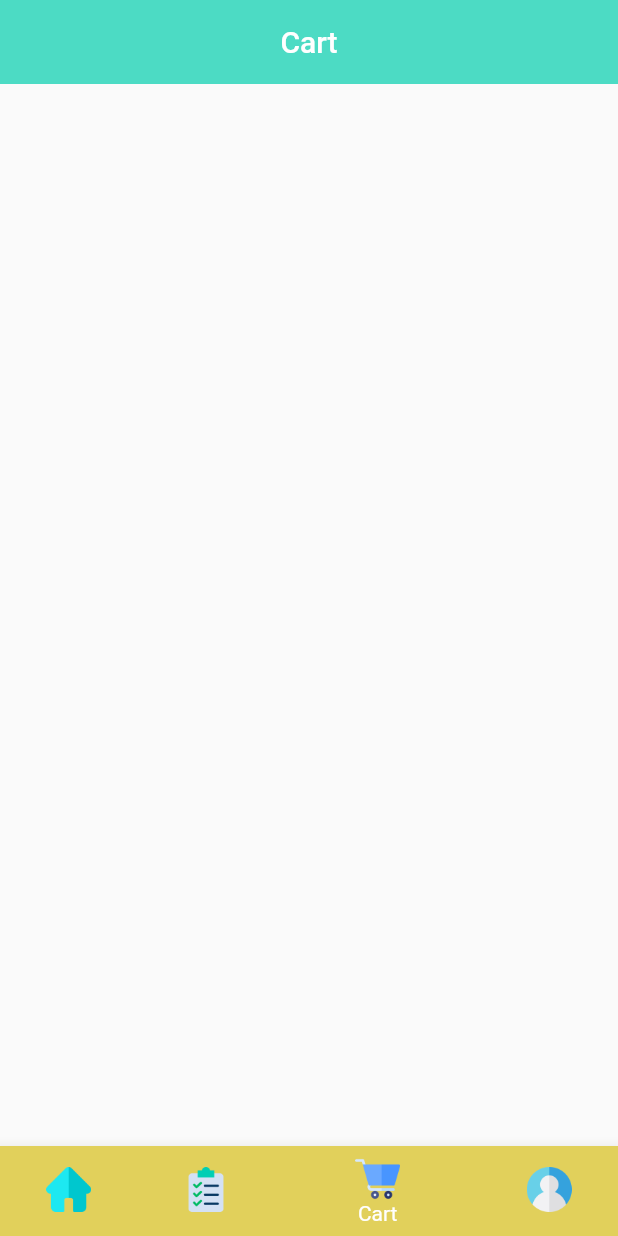
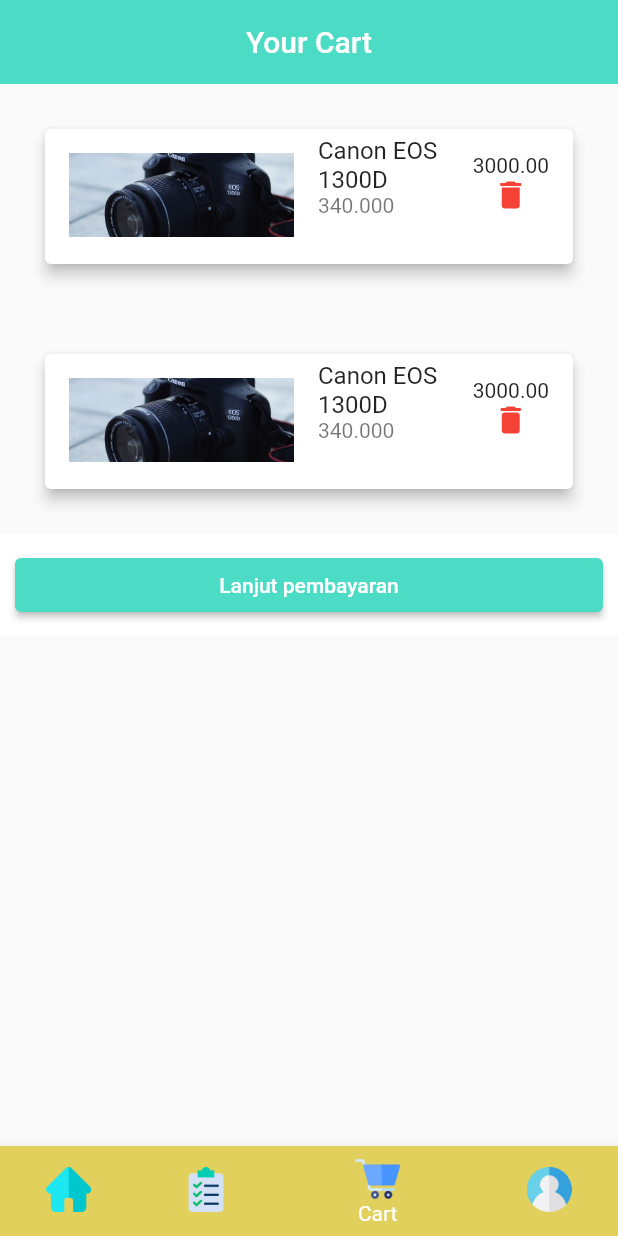
Before and after one commit to dinggasukapaus/shutter_cam, a Flutter app: the screen it shows after launch, item 3 of the bottom bar chosen, on a phone screen of 412 x 824 dp. Run offline on Flutter 3.47's test engine with Material 2 defaults, Android fonts, the phone set to English and light mode, and no system bars.

```diff
--- a/lib/main_page/cart.dart
+++ b/lib/main_page/cart.dart
@@ -1,4 +1,5 @@
 import 'package:flutter/material.dart';
+import 'package:shutter_cam/main_page/profile.dart';
 
 class Cart extends StatefulWidget {
   const Cart({Key? key}) : super(key: key);
@@ -8,6 +9,7 @@
 }
 
 class _CartState extends State<Cart> {
+  bool? value = false;
   @override
   Widget build(BuildContext context) {
     return Scaffold(
@@ -16,7 +18,114 @@
         elevation: 0.0,
         shadowColor: Colors.transparent,
         backgroundColor: Color.fromRGBO(76, 219, 196, 1),
-        title: Text("Cart"),
+        title: Text("Your Cart"),
+      ),
+      body: ListView(
+        children: <Widget>[
+          SizedBox(
+            height: 150.0,
+            width: 100.0,
+            child: Card(
+              semanticContainer: true,
+              clipBehavior: Clip.antiAliasWithSaveLayer,
+              margin: EdgeInsets.all(30),
+              elevation: 4,
+              child: ListTile(
+                isThreeLine: true,
+                title: Text("Canon EOS 1300D"),
+                subtitle: Text("340.000"),
+                trailing: Column(
+                  mainAxisSize: MainAxisSize.min,
+                  children: <Widget>[
+                    Text("3000.00"),
+                    GestureDetector(
+                      child: Icon(
+                        Icons.delete,
+                        color: Colors.red,
+                      ),
+                      onTap: () {
+                        Navigator.push(
+                          context,
+                          MaterialPageRoute(builder: (context) => Cart()),
+                        );
+                      },
+                    ),
+                  ],
+                ),
+                onTap: () {},
+                leading: ConstrainedBox(
+                  constraints: BoxConstraints(
+                    minWidth: 150,
+                    minHeight: 100,
+                    maxWidth: 150,
+                    maxHeight: 100,
+                  ),
+                  child: Image.asset("assets/images/camera1.jpg",
+                      fit: BoxFit.cover),
+                ),
+              ),
+            ),
+          ),
+          SizedBox(
+            height: 150.0,
+            width: 100.0,
+            child: Card(
+              semanticContainer: true,
+              clipBehavior: Clip.antiAliasWithSaveLayer,
+              margin: EdgeInsets.all(30),
+              elevation: 4,
+              child: ListTile(
+                isThreeLine: true,
+                title: Text("Canon EOS 1300D"),
+                subtitle: Text("340.000"),
+                trailing: Column(
+                  mainAxisSize: MainAxisSize.min,
+                  children: <Widget>[
+                    Text("3000.00"),
+                    GestureDetector(
+                      child: Icon(
+                        Icons.delete_rounded,
+                        color: Colors.red,
+                      ),
+                      onTap: () {},
+                    ),
+                  ],
+                ),
+                onTap: () {},
+                leading: ConstrainedBox(
+                  constraints: BoxConstraints(
+                    minWidth: 150,
+                    minHeight: 100,
+                    maxWidth: 150,
+                    maxHeight: 100,
+                  ),
+                  child: Image.asset("assets/images/camera1.jpg",
+                      fit: BoxFit.cover),
+                ),
+              ),
+            ),
+          ),
+          Positioned(
+            bottom: 0,
+            child: Container(
+              color: Colors.white,
+              width: MediaQuery.of(context).size.width,
+              padding: EdgeInsets.all(10),
+              child: ElevatedButton(
+                style: ElevatedButton.styleFrom(
+                  primary: Color.fromRGBO(76, 219, 196, 1),
+                  // minimumSize: const Size.fromHeight(
+                  //     50), // fromHeight use double.infinity as width and 40 is the height
+                ),
+                child: Text('Lanjut pembayaran'),
+                onPressed: () {
+                  Navigator.push(context,
+                      MaterialPageRoute(builder: (context) => Profile()));
+                },
+              ),
+            ),
+          ),
+        ],
       ),
     );
   }
```
